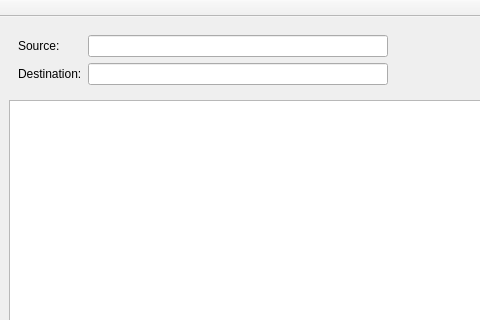
gaaldvd/arxive, file src/ui/mainwindow.ui: the form before one commit; both pictures show x 0 to 480 and y 0 to 320 of the 900 by 600 pixel window.
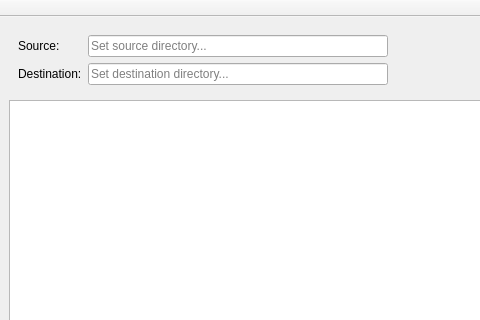
The form after the commit.

```diff
--- a/src/ui/mainwindow.ui
+++ b/src/ui/mainwindow.ui
@@ -44,6 +44,12 @@
            <height>0</height>
           </size>
          </property>
+         <property name="readOnly">
+          <bool>false</bool>
+         </property>
+         <property name="placeholderText">
+          <string>Set source directory...</string>
+         </property>
         </widget>
        </item>
        <item row="1" column="0">
@@ -86,6 +92,12 @@
            <height>0</height>
           </size>
          </property>
+         <property name="readOnly">
+          <bool>false</bool>
+         </property>
+         <property name="placeholderText">
+          <string>Set destination directory...</string>
+         </property>
         </widget>
        </item>
        <item row="0" column="2">
```
Left out of the diff: 3 changed lines with no effect on the pictures.
